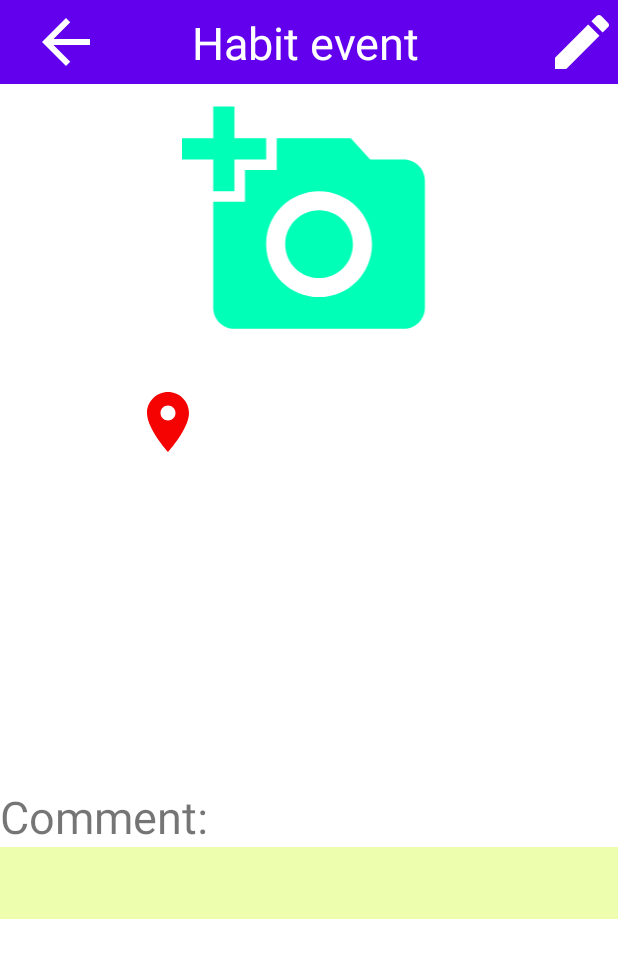
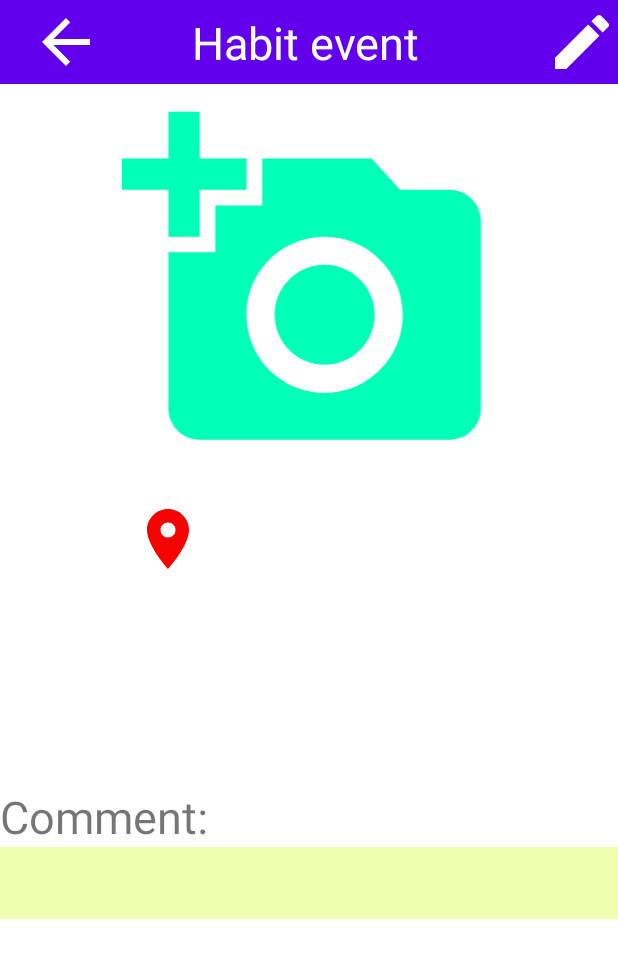
Before and after one commit to CMPUT301F21T27/Habit-tracker, an Android app: the HabitEventActivity screen opened directly, with no data from a screen before it, on a phone screen of 412 x 824 dp. Shown: the top 958 px of the screen. Run offline under Robolectric (Android 15) with nearby library versions, the phone set to English and light mode, and no system bars; our stand-ins replace Firebase (no records; nobody signed in at launch, a user with empty details on screens opened directly); pictures from the network do not load; 4 statements that could not run were skipped.

Commit message:
fix bug
fix bug:
no image show in the habit event page

```diff
--- a/app/src/main/java/com/example/team404/HabitEventActivity.java
+++ b/app/src/main/java/com/example/team404/HabitEventActivity.java
@@ -81,21 +81,46 @@ public class HabitEventActivity extends AppCompatActivity {
         String id = extras.getString("id");
         DocumentReference habitEventDoc = FirebaseFirestore.getInstance().collection("Habit Event List").document(id);
         System.out.println("------------------aaaa-----------"+habitEventDoc);
-        String date = extras.getString("date");
+
         String location = extras.getString("location");
         String comment = extras.getString("comment");
-        String storageUrlString = extras.getString("Uri");
+        String storageUrlString = extras.getString("storageUrlString");
         if (storageUrlString!=null){
             Uri storageURL = Uri.parse(storageUrlString);
-            System.out.println("------------------------dceefrfre---- Image file path is null!"+storageURL.toString());
+            System.out.println("------------------------dceefrfre---- Image file p!"+storageURL.toString());
             Glide.with(getApplicationContext()).load(storageURL).into(imageView);
         }
-        System.out.println("------------------------dceefrfre---- Image file path is null!"+storageUrlString);
+
+
+        System.out.println("------------------------dceefrfre--"+storageUrlString);
         commentTextView.setText(comment);
         locationTextView.setText(location);
-        if(isServicesOK()){
-            init();
-        }
+        /*
+        habitEventDoc.get().addOnCompleteListener(new OnCompleteListener<DocumentSnapshot>() {
+            @Override
+            public void onComplete(@NonNull Task<DocumentSnapshot> task) {
+                if (task.isSuccessful()) {
+                    DocumentSnapshot document = task.getResult();
+                    if (document.exists()) {
+                        String storageUrlString = document.getData().get("Uri").toString();
+                        if (storageUrlString!=null){
+                            Uri storageURL = Uri.parse(storageUrlString);
+                            System.out.println("------------------------dceefrfre---- Image file p!"+storageURL.toString());
+                            Glide.with(getApplicationContext()).load(storageURL).into(imageView);
+                        }
+                        Log.d(TAG, "DocumentSnapshot data: " + document.getData());
+                    } else {
+                        Log.d(TAG, "No such document");
+                    }
+                } else {
+                    Log.d(TAG, "get failed with ", task.getException());
+                }
+            }
+        });
+
+         */
+
+
 
         backImage = findViewById(R.id.backImage);
         backImage.setOnClickListener(new View.OnClickListener() {
@@ -127,7 +152,7 @@ public class HabitEventActivity extends AppCompatActivity {
                 // do it later
                 String comment = commentTextView.getText().toString();
                 String  location = locationTextView.getText().toString();
-
+                /*
                 Intent intent = new Intent(HabitEventActivity.this, EditHabitEventActivity.class);
                 Bundle extras = new Bundle();
                 extras.putString("id", id);
@@ -136,6 +161,18 @@ public class HabitEventActivity extends AppCompatActivity {
                 extras.putString("storageUrlString", storageUrlString);
                 intent.putExtras(extras);
                 startActivityForResult(intent, 333);
+
+                 */
+                HabitEventActivity.this.finish();
+                Intent intent = new Intent(HabitEventActivity.this, EditHabitEventActivity.class);
+                Bundle extras = new Bundle();
+                extras.putString("id", id);
+                extras.putString("location", location);
+                extras.putString("comment", comment);
+                extras.putString("storageUrlString", storageUrlString);
+                intent.putExtras(extras);
+
+                startActivity(intent);
             }
         });
 
@@ -165,11 +202,17 @@ public class HabitEventActivity extends AppCompatActivity {
             //imageView=findViewById(R.id.imageView_delete);
             //imageView.setVisibility(ImageView.VISIBLE);
             if (storageUrlString!=null){
+                imageView.setImageResource(android.R.color.transparent);
+                imageView = findViewById(R.id.imageView);
 
                 Uri storageURL = Uri.parse(storageUrlString);
                 Glide.with(getApplicationContext()).load(storageURL).into(imageView);
                 System.out.println("----------------------5555555555--- Image file path is null!"+storageURL.toString());
-            }else imageView.setImageResource(android.R.color.transparent);
+            }else {
+                imageView.setImageResource(android.R.color.transparent);
+                imageView=findViewById(R.id.imageView_delete);
+                imageView.setVisibility(ImageView.VISIBLE);
+            }
 
             // Set text view with string
             TextView textView = (TextView) findViewById(R.id.locationTextView);
--- a/app/src/main/java/com/example/team404/HabitEventListActivity.java
+++ b/app/src/main/java/com/example/team404/HabitEventListActivity.java
@@ -103,7 +103,7 @@ public class HabitEventListActivity extends AppCompatActivity {
                                 Cloud_comment = String.valueOf(doc.getData().get("Comment"));
                             }
                             if ( doc.get("Uri") == null){
-                                Cloud_comment = "No photo provide";
+                                Cloud_photo = null;
                             }else{
                                 Cloud_photo = String.valueOf(doc.getData().get("Uri"));
                             }
@@ -157,7 +157,7 @@ public class HabitEventListActivity extends AppCompatActivity {
                         Log.d(TAG, "Current habit event: " + habitDoc);
                     }
                 });
-        System.out.println("--------1111--------------------"+habitEventDataList.size());
+        //System.out.println("--------1111--------------------"+habitEventDataList.size());
         //System.out.println("--------1111--------------------"+habitEventDataList.get(-1));
 
 
@@ -183,7 +183,7 @@ public class HabitEventListActivity extends AppCompatActivity {
                 extras.putString("id", id);
                 extras.putString("location", location);
                 extras.putString("date", date);
-                extras.putString("Uri",uri);
+                extras.putString("storageUrlString",uri);
                 extras.putString("comment", comment);
                 intent.putExtras(extras);
                 System.out.println("---------2222-------------------"+uri+"---------");
--- a/app/src/main/java/com/example/team404/MainActivity.java
+++ b/app/src/main/java/com/example/team404/MainActivity.java
@@ -101,9 +101,9 @@ public class MainActivity extends AppCompatActivity implements AddHabitFragment.
                                     if (plan.contains("Sunday")) {
                                         habit.setSunday(true);
                                     }
-                                    if (!email.equals(userEmail)){
+                                    //if (!email.equals(userEmail)){
                                     habitDataList.add(habit);
-                                    habitList.setAdapter(habitArrayAdapter);}
+                                    habitList.setAdapter(habitArrayAdapter);
 
 
 
--- a/app/src/main/res/layout/activity_add_habit_event.xml
+++ b/app/src/main/res/layout/activity_add_habit_event.xml
@@ -107,8 +107,8 @@
 
     <ImageView
         android:id="@+id/imageView"
-        android:layout_width="234dp"
-        android:layout_height="169dp"
+        android:layout_width="match_parent"
+        android:layout_height="250dp"
         android:layout_marginTop="8dp"
         android:visibility="visible"
         app:layout_constraintEnd_toEndOf="parent"
@@ -116,6 +116,7 @@
         app:layout_constraintStart_toStartOf="parent"
         app:layout_constraintTop_toBottomOf="@+id/toolbar"
         android:src="@drawable/ic_baseline_add_a_photo_24"/>
+
 
     <LinearLayout
         android:layout_width="match_parent"
--- a/app/src/main/res/layout/activity_habit_event.xml
+++ b/app/src/main/res/layout/activity_habit_event.xml
@@ -90,7 +90,7 @@
 
         app:layout_constraintStart_toStartOf="parent"
         app:layout_constraintTop_toBottomOf="@+id/imageView"
-        app:layout_constraintVertical_bias="0.0"
+        app:layout_constraintVertical_bias="0.237"
         tools:ignore="SpeakableTextPresentCheck" />
 
     <TextView
@@ -107,8 +107,8 @@
 
     <ImageView
         android:id="@+id/imageView"
-        android:layout_width="234dp"
-        android:layout_height="169dp"
+        android:layout_width="match_parent"
+        android:layout_height="250dp"
         android:layout_marginTop="8dp"
         android:visibility="visible"
         app:layout_constraintEnd_toEndOf="parent"
@@ -116,17 +116,17 @@
         app:layout_constraintStart_toStartOf="parent"
         app:layout_constraintTop_toBottomOf="@+id/toolbar"
         android:src="@drawable/ic_baseline_add_a_photo_24"/>
+
     <ImageView
         android:id="@+id/imageView_delete"
-        android:layout_width="234dp"
-        android:layout_height="169dp"
+        android:layout_width="match_parent"
+        android:layout_height="250dp"
         android:layout_marginTop="8dp"
+        android:src="@drawable/ic_baseline_add_a_photo_24"
         android:visibility="invisible"
         app:layout_constraintEnd_toEndOf="parent"
-        app:layout_constraintHorizontal_bias="0.497"
         app:layout_constraintStart_toStartOf="parent"
-        app:layout_constraintTop_toBottomOf="@+id/toolbar"
-        android:src="@drawable/ic_baseline_add_a_photo_24"/>
+        app:layout_constraintTop_toBottomOf="@+id/toolbar" />
 
     <LinearLayout
         android:layout_width="match_parent"
@@ -141,10 +141,10 @@
         app:layout_constraintVertical_bias="1.0">
 
         <LinearLayout
+            android:id="@+id/linearLayout"
             android:layout_width="match_parent"
             android:layout_height="wrap_content"
-            android:orientation="horizontal"
-            android:id="@+id/linearLayout">
+            android:orientation="horizontal">
 
             <TextView
                 android:id="@+id/textView6"
@@ -153,9 +153,9 @@
                 android:text="Comment:"
                 android:textSize="30sp"
                 tools:layout_conversion_absoluteHeight="40dp"
-                tools:layout_editor_absoluteY="431dp"
+                tools:layout_conversion_absoluteWidth="139dp"
                 tools:layout_editor_absoluteX="0dp"
-                tools:layout_conversion_absoluteWidth="139dp" />
+                tools:layout_editor_absoluteY="431dp" />
 
 
         </LinearLayout>
--- a/app/src/main/res/layout/activity_maps.xml
+++ b/app/src/main/res/layout/activity_maps.xml
@@ -10,7 +10,7 @@
 
     <fragment
         android:id="@+id/map"
-        android:name="com.google.android.gms.maps.SupportMapFragment"
+        class="com.google.android.gms.maps.SupportMapFragment"
         android:layout_width="match_parent"
         android:layout_height="391dp"
         app:layout_constraintEnd_toEndOf="parent"
```
Also changed, not shown: app/src/main/java/com/example/team404/EditHabitEventActivity.java (+35 -14 lines), app/src/main/res/layout/activity_edit_habit_event.xml (+7 -7 lines).
